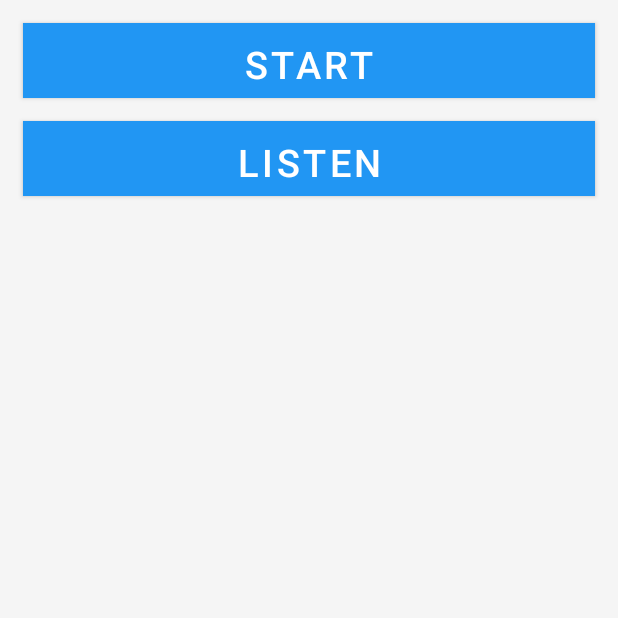
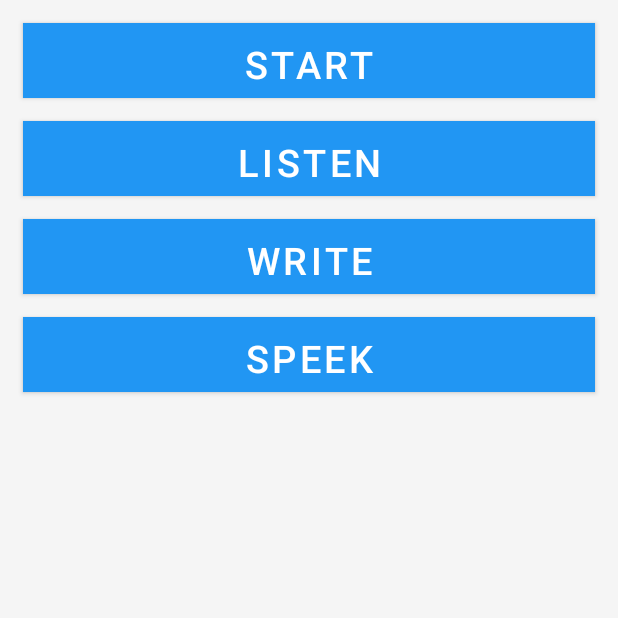
Before and after one commit to warriorWorld/Spider, an Android app: the TOEFLActivity screen opened directly, with no data from a screen before it, on a phone screen of 412 x 824 dp, the top half of it. Run offline under Robolectric (Android 15) with nearby library versions, the phone set to English and light mode, and no system bars; libraries missing offline, so code that uses them is left out: pub.devrel.easypermissions.

Commit message:
写作;口语

```diff
--- a/app/src/main/res/layout/activity_toefl.xml
+++ b/app/src/main/res/layout/activity_toefl.xml
@@ -40,4 +40,38 @@
         app:layout_constraintLeft_toLeftOf="parent"
         app:layout_constraintRight_toRightOf="parent"
         app:layout_constraintTop_toBottomOf="@+id/start_btn" />
+
+    <Button
+        android:id="@+id/write_btn"
+        android:layout_width="0dp"
+        android:layout_height="50dp"
+        android:layout_marginLeft="15dp"
+        android:layout_marginTop="15dp"
+        android:layout_marginRight="15dp"
+        android:background="@drawable/rect_main"
+        android:onClick="onClick"
+        android:tag="write"
+        android:text="write"
+        android:textColor="@color/white"
+        android:textSize="25sp"
+        app:layout_constraintLeft_toLeftOf="parent"
+        app:layout_constraintRight_toRightOf="parent"
+        app:layout_constraintTop_toBottomOf="@+id/listen_btn" />
+
+    <Button
+        android:id="@+id/speek_btn"
+        android:layout_width="0dp"
+        android:layout_height="50dp"
+        android:layout_marginLeft="15dp"
+        android:layout_marginTop="15dp"
+        android:layout_marginRight="15dp"
+        android:background="@drawable/rect_main"
+        android:onClick="onClick"
+        android:tag="speek"
+        android:text="speek"
+        android:textColor="@color/white"
+        android:textSize="25sp"
+        app:layout_constraintLeft_toLeftOf="parent"
+        app:layout_constraintRight_toRightOf="parent"
+        app:layout_constraintTop_toBottomOf="@+id/write_btn" />
 </androidx.constraintlayout.widget.ConstraintLayout>
```
Also changed, not shown: app/src/main/java/com/harbinger/spider/crawler/KMFCrawler.kt (+84 -0 lines), app/src/main/java/com/harbinger/spider/toefl/TOEFLActivity.kt (+68 -0 lines), app/src/main/java/com/harbinger/spider/utils/FileUtil.java (+20 -0 lines).
